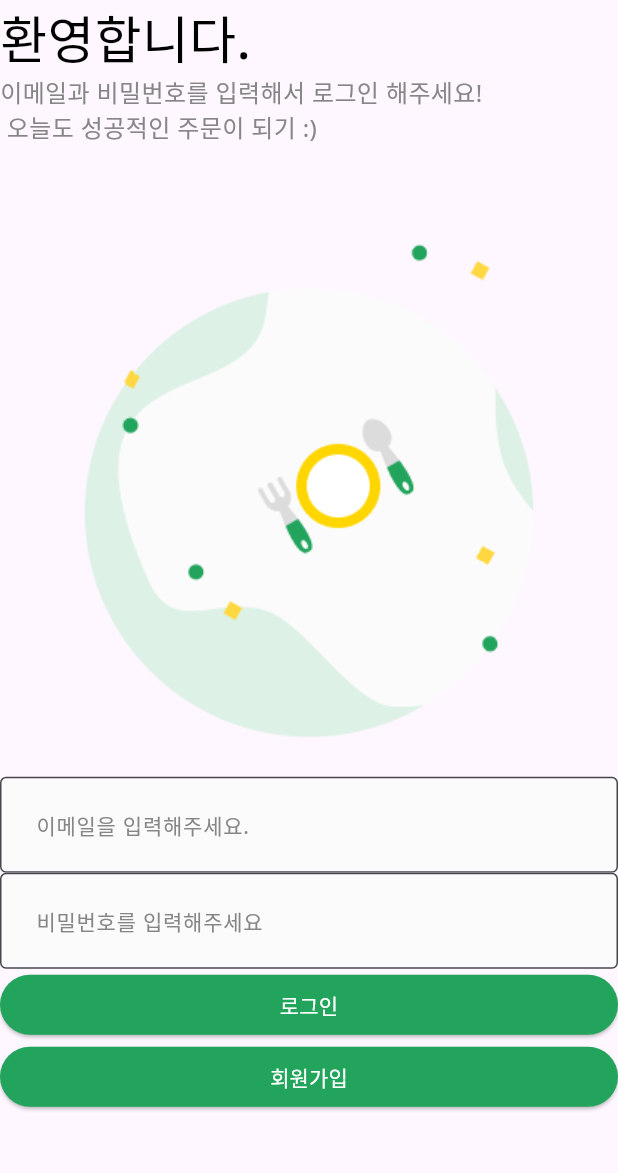
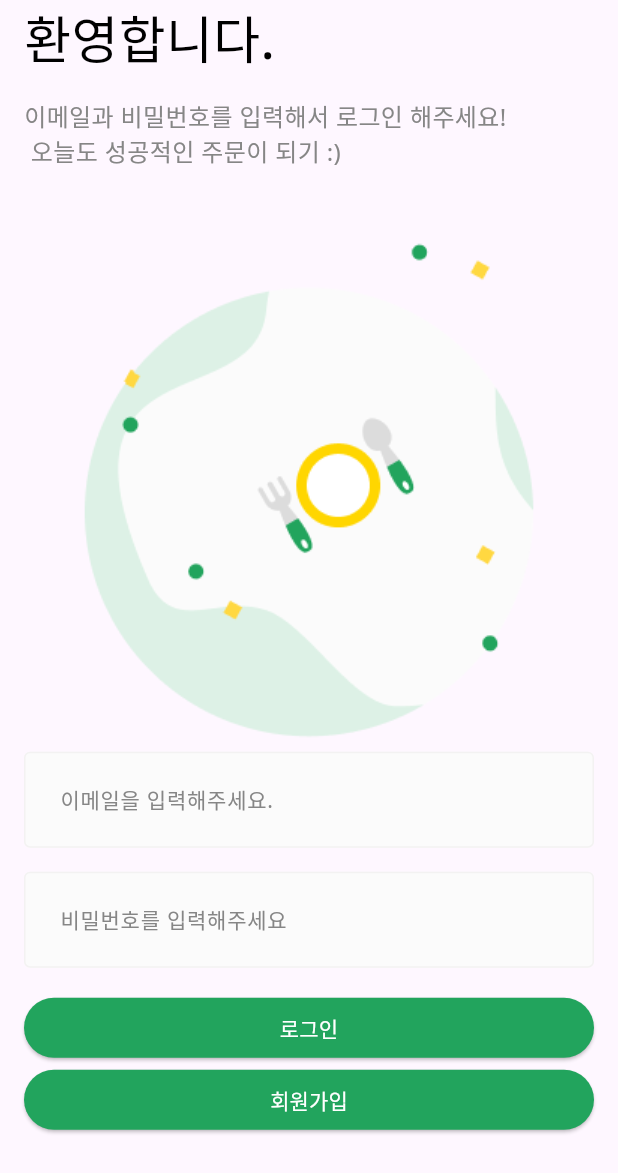
Before and after one commit to alexgim961101/Study_Flutter, a Flutter app: the screen it shows after launch, on a phone screen of 412 x 824 dp. Shown: the top 1173 px of the screen. Run offline on Flutter 3.47's test engine with Material 3 defaults, Android fonts, the light colour scheme and no system bars.

Commit message:
[section1] Finish UI

```diff
--- a/codefactory_advanced/lib/common/component/custom_test_form_field.dart
+++ b/codefactory_advanced/lib/common/component/custom_test_form_field.dart
@@ -38,6 +38,7 @@ class CustomTextFormField extends StatelessWidget {
           filled: true,
           // 모든 input 상태의 기본 스타일 세팅
           border: baseBorder,
+          enabledBorder: baseBorder,
           focusedBorder: baseBorder.copyWith(
               borderSide:
                   baseBorder.borderSide.copyWith(color: PRIMARY_COLOR))),
--- a/codefactory_advanced/lib/user/view/login_screen.dart
+++ b/codefactory_advanced/lib/user/view/login_screen.dart
@@ -10,12 +10,18 @@ class LoginScreen extends StatelessWidget {
   @override
   Widget build(BuildContext context) {
     return DefaultLayout(
+      child: SingleChildScrollView(
         child: SafeArea(
           top: true,
+          child: Padding(
+            padding: const EdgeInsets.symmetric(horizontal: 16.0),
             child: Column(
               crossAxisAlignment: CrossAxisAlignment.stretch,
               children: [
                 const _Title(),
+                const SizedBox(
+                  height: 16.0,
+                ),
                 const _SubTitle(),
                 Image.asset(
                   'asset/img/misc/logo.png',
@@ -27,27 +33,37 @@ class LoginScreen extends StatelessWidget {
                   obscureText: false,
                   autofocus: false,
                 ),
+                SizedBox(
+                  height: 16.0,
+                ),
                 CustomTextFormField(
                   hintText: "비밀번호를 입력해주세요",
                   onChanged: (String value) {},
                   obscureText: true,
                   autofocus: false,
                 ),
+                SizedBox(
+                  height: 16.0,
+                ),
                 ElevatedButton(
                     onPressed: () {},
-                style: ElevatedButton.styleFrom(backgroundColor: PRIMARY_COLOR),
+                    style: ElevatedButton.styleFrom(
+                        backgroundColor: PRIMARY_COLOR),
                     child: Text(
                       loginButton,
                       style: TextStyle(color: Colors.white),
                     )),
                 ElevatedButton(
                     onPressed: () {},
-                style: ElevatedButton.styleFrom(backgroundColor: PRIMARY_COLOR),
+                    style: ElevatedButton.styleFrom(
+                        backgroundColor: PRIMARY_COLOR),
                     child: Text(
                       signupButton,
                       style: TextStyle(color: Colors.white),
                     )),
               ],
+            ),
+          ),
         ),
       ),
     );
```
Lines whose indentation alone changed are shown as unchanged.
